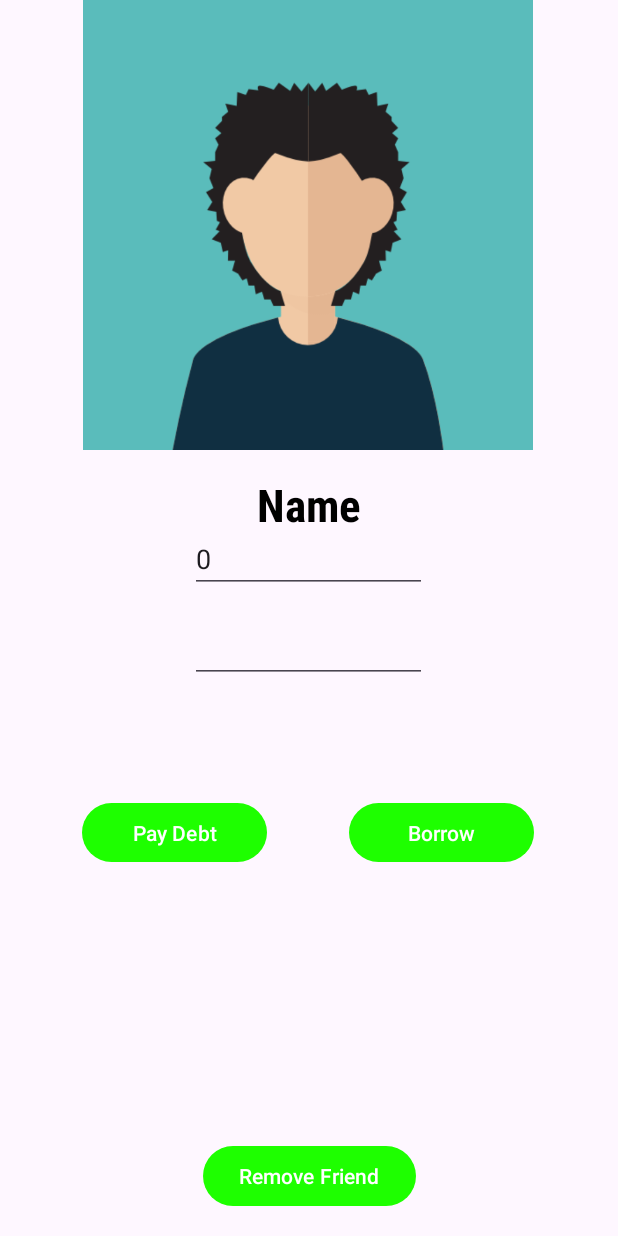
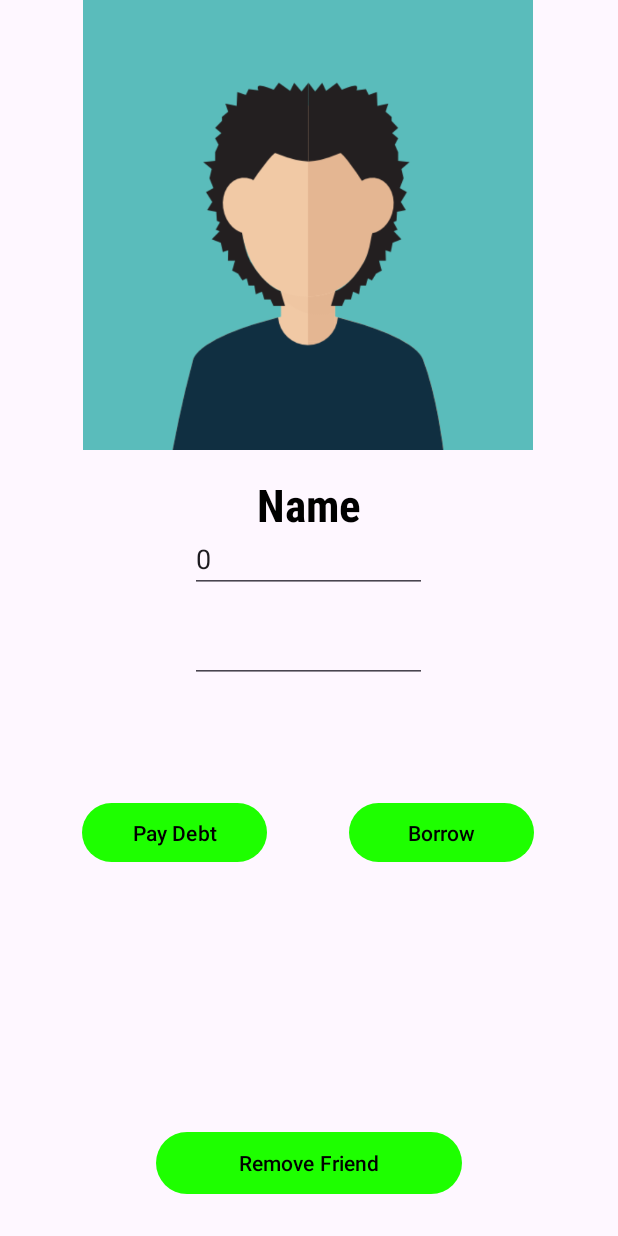
Before and after one commit to baranyelaldi/CS394, an Android app: the FriendFragment screen opened through its navigation route, on a phone screen of 412 x 824 dp. Run offline under Robolectric (Android 15) with nearby library versions, the phone set to English and light mode, and no system bars; our stand-ins replace Firebase (no records; nobody signed in at launch, a user with empty details on screens opened directly), data binding; pictures from the network do not load.

Commit message:
button sizes and style fixed

```diff
--- a/app/src/main/AndroidManifest.xml
+++ b/app/src/main/AndroidManifest.xml
@@ -10,7 +10,7 @@
         android:label="@string/app_name"
         android:roundIcon="@mipmap/ic_launcher_round"
         android:supportsRtl="true"
-        android:theme="@style/Theme.DebtManager"
+        android:theme="@style/Base.Theme.DebtManager"
         tools:targetApi="31">
         <activity
             android:name=".MainActivity"
--- a/app/src/main/res/layout/fragment_add_friend.xml
+++ b/app/src/main/res/layout/fragment_add_friend.xml
@@ -35,12 +35,11 @@
 
     <Button
         android:id="@+id/buttonLogin"
-        android:layout_width="0dp"
-        android:layout_height="wrap_content"
+        android:layout_width="204dp"
+        android:layout_height="49dp"
         android:layout_marginTop="28dp"
         android:text="Add"
         app:layout_constraintEnd_toEndOf="@id/addDebt"
-        app:layout_constraintHorizontal_bias="0.0"
         app:layout_constraintStart_toStartOf="@id/addDebt"
         app:layout_constraintTop_toBottomOf="@+id/radioGroup" />
 
--- a/app/src/main/res/layout/fragment_friend.xml
+++ b/app/src/main/res/layout/fragment_friend.xml
@@ -102,13 +102,13 @@
 
         <Button
             android:id="@+id/removeFriend"
-            android:layout_width="wrap_content"
-            android:layout_height="wrap_content"
+            android:layout_width="204dp"
+            android:layout_height="49dp"
+            android:layout_marginBottom="24dp"
             android:text="Remove Friend"
             app:layout_constraintBottom_toBottomOf="parent"
             app:layout_constraintEnd_toEndOf="parent"
-            app:layout_constraintStart_toStartOf="parent"
-            android:layout_marginBottom="16dp" />
+            app:layout_constraintStart_toStartOf="parent" />
 
 
     </androidx.constraintlayout.widget.ConstraintLayout>
--- a/app/src/main/res/values-night/themes.xml
+++ b/app/src/main/res/values-night/themes.xml
@@ -3,5 +3,14 @@
     <style name="Base.Theme.DebtManager" parent="Theme.Material3.Light.NoActionBar">
         <!-- Customize your dark theme here. -->
         <!-- <item name="colorPrimary">@color/my_dark_primary</item> -->
+        <item name="colorPrimary">@color/green</item>
+        <item name="colorAccent">@color/black</item>
+        <item name="materialButtonStyle">@style/Widget.App.Button</item>
     </style>
+
+
+    <style name="Widget.App.Button" parent="Widget.Material3.Button">
+        <item name="android:textColor">@color/black</item>
+    </style>
+
 </resources>
--- a/app/src/main/res/values/themes.xml
+++ b/app/src/main/res/values/themes.xml
@@ -5,6 +5,11 @@
         <!-- <item name="colorPrimary">@color/my_light_primary</item> -->
         <item name="colorPrimary">@color/green</item>
         <item name="colorAccent">@color/black</item>
+        <item name="materialButtonStyle">@style/Widget.App.Button</item>
+    </style>
+
+    <style name="Widget.App.Button" parent="Widget.Material3.Button">
+        <item name="android:textColor">@color/black</item>
     </style>
 
     <style name="Theme.DebtManager" parent="Base.Theme.DebtManager" />
```
Also changed, not shown: app/src/main/java/com/example/debtmanager/data/DataKt.kt (deleted, +0 -31 lines).
